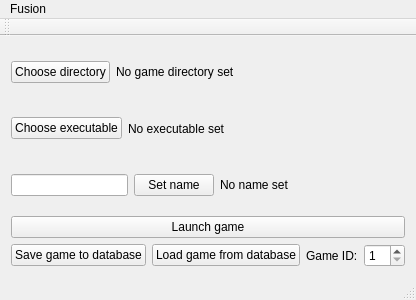
Above: mainwindow.ui from FusionLauncher/FusionClient before the change. Below: the same form after it.
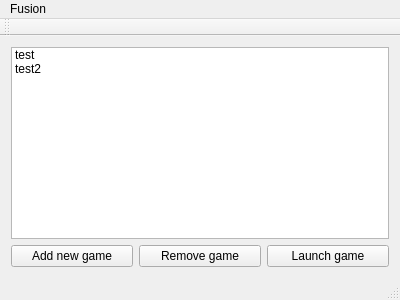
That is the form after the change.

Commit message: Made it possible to remove games

```diff
--- a/mainwindow.ui
+++ b/mainwindow.ui
@@ -19,141 +19,39 @@
   <widget class="QWidget" name="centralWidget">
    <layout class="QVBoxLayout" name="verticalLayout">
     <item>
-     <layout class="QHBoxLayout" name="horizontalLayout">
+     <widget class="QListWidget" name="listWidget">
       <item>
-       <widget class="QPushButton" name="chooseGameButton">
-        <property name="text">
-         <string>Choose directory</string>
-        </property>
-       </widget>
+       <property name="text">
+        <string>test</string>
+       </property>
       </item>
       <item>
-       <widget class="QLabel" name="gamePathLabel">
-        <property name="styleSheet">
-         <string notr="true"/>
-        </property>
-        <property name="text">
-         <string>No game directory set</string>
-        </property>
-       </widget>
+       <property name="text">
+        <string>test2</string>
+       </property>
       </item>
-      <item>
-       <spacer name="horizontalSpacer_2">
-        <property name="orientation">
-         <enum>Qt::Horizontal</enum>
-        </property>
-        <property name="sizeHint" stdset="0">
-         <size>
-          <width>40</width>
-          <height>20</height>
-         </size>
-        </property>
-       </spacer>
-      </item>
-     </layout>
-    </item>
-    <item>
-     <layout class="QHBoxLayout" name="horizontalLayout_2">
-      <item>
-       <widget class="QPushButton" name="chooseExecutableButton">
-        <property name="text">
-         <string>Choose executable</string>
-        </property>
-       </widget>
-      </item>
-      <item>
-       <widget class="QLabel" name="gameExeLabel">
-        <property name="text">
-         <string>No executable set</string>
-        </property>
-       </widget>
-      </item>
-      <item>
-       <spacer name="horizontalSpacer_3">
-        <property name="orientation">
-         <enum>Qt::Horizontal</enum>
-        </property>
-        <property name="sizeHint" stdset="0">
-         <size>
-          <width>40</width>
-          <height>20</height>
-         </size>
-        </property>
-       </spacer>
-      </item>
-     </layout>
-    </item>
-    <item>
-     <layout class="QHBoxLayout" name="horizontalLayout_3">
-      <item>
-       <widget class="QLineEdit" name="nameEdit"/>
-      </item>
-      <item>
-       <widget class="QPushButton" name="setNameButton">
-        <property name="text">
-         <string>Set name</string>
-        </property>
-       </widget>
-      </item>
-      <item>
-       <widget class="QLabel" name="gameNameLabel">
-        <property name="text">
-         <string>No name set</string>
-        </property>
-       </widget>
-      </item>
-      <item>
-       <spacer name="horizontalSpacer">
-        <property name="orientation">
-         <enum>Qt::Horizontal</enum>
-        </property>
-        <property name="sizeHint" stdset="0">
-         <size>
-          <width>40</width>
-          <height>20</height>
-         </size>
-        </property>
-       </spacer>
-      </item>
-     </layout>
-    </item>
-    <item>
-     <widget class="QPushButton" name="launchGameButton">
-      <property name="text">
-       <string>Launch game</string>
-      </property>
      </widget>
     </item>
     <item>
-     <layout class="QHBoxLayout" name="horizontalLayout_4">
+     <layout class="QHBoxLayout" name="horizontalLayout">
       <item>
-       <widget class="QPushButton" name="saveButton">
+       <widget class="QPushButton" name="addGameButton">
         <property name="text">
-         <string>Save game to database</string>
+         <string>Add new game</string>
         </property>
        </widget>
       </item>
       <item>
-       <widget class="QPushButton" name="loadButton">
+       <widget class="QPushButton" name="removeGameButton">
         <property name="text">
-         <string>Load game from database</string>
+         <string>Remove game</string>
         </property>
        </widget>
       </item>
       <item>
-       <widget class="QLabel" name="gameIdLabel">
+       <widget class="QPushButton" name="launchGameButton">
         <property name="text">
-         <string>Game ID:</string>
-        </property>
-       </widget>
-      </item>
-      <item>
-       <widget class="QSpinBox" name="gameIdBox">
-        <property name="styleSheet">
-         <string notr="true"/>
-        </property>
-        <property name="minimum">
-         <number>1</number>
+         <string>Launch game</string>
         </property>
        </widget>
       </item>
```
The commit also changes 6 other files.
